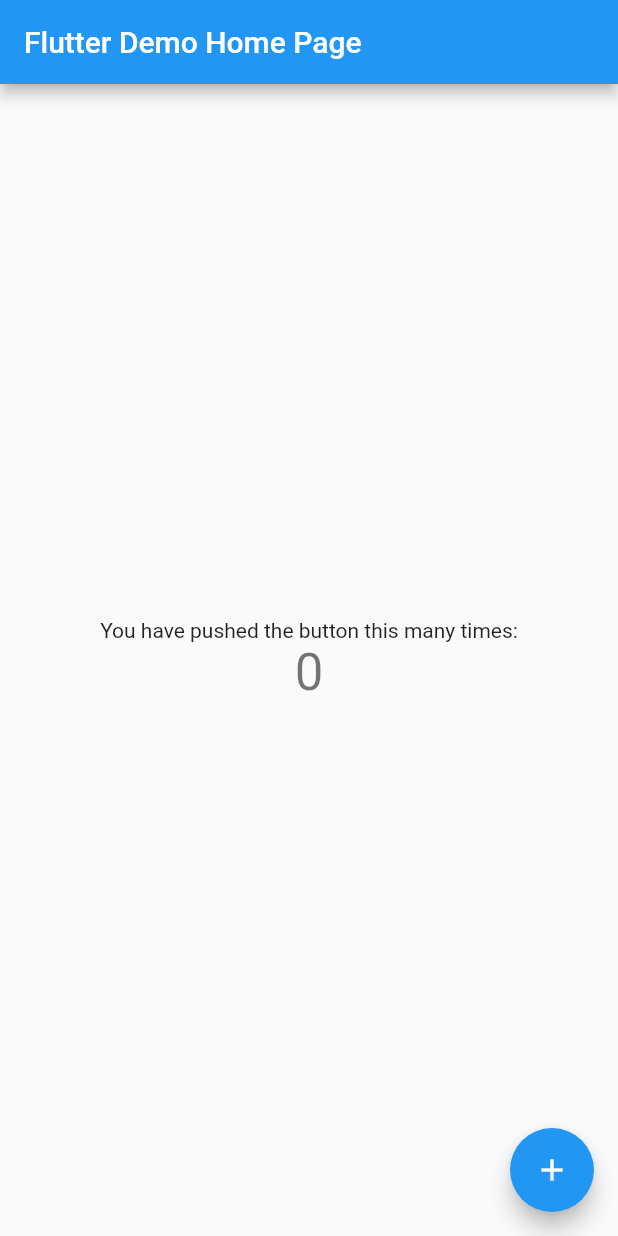
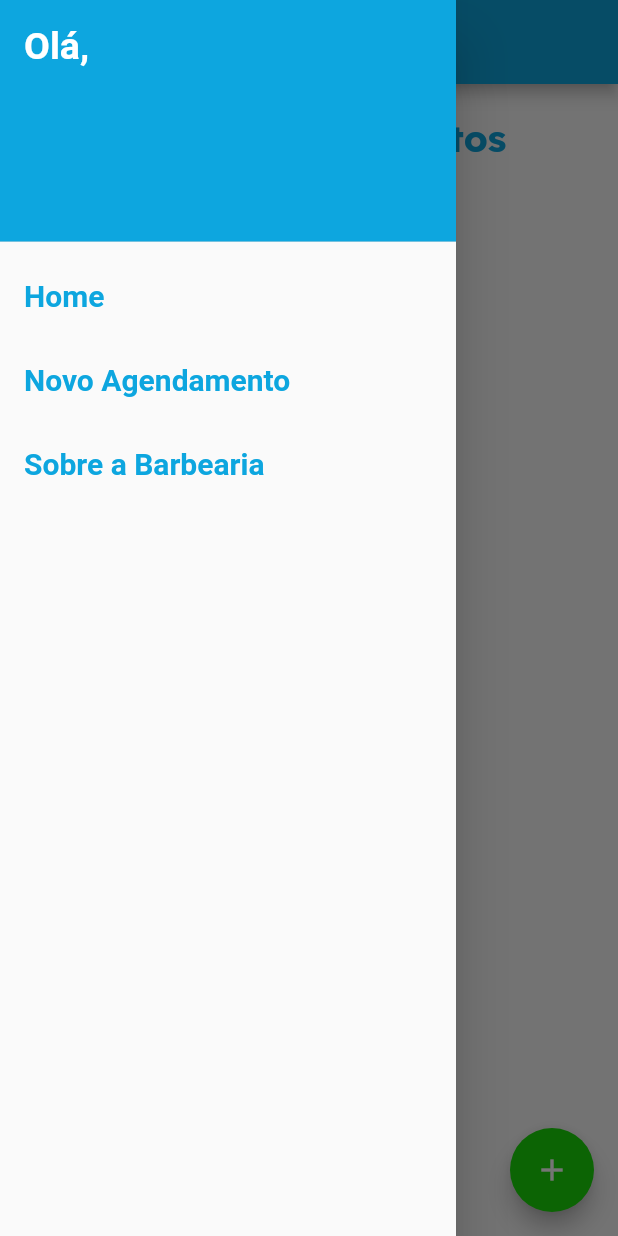
Before and after one commit to joaoMouravitor/eBarber, a Flutter app: the screen it shows after launch, with the side drawer open (before the commit the screen has no drawer), on a phone screen of 412 x 824 dp. Run offline on Flutter 3.47's test engine with Material 2 defaults, Android fonts, the phone set to English and light mode, and no system bars; our stand-ins replace google_fonts.

Commit message:
Agendamento Teste

```diff
--- /dev/null
+++ b/lib/home.dart
@@ -0,0 +1,175 @@
+import 'package:ebarber/models/task.dart';
+import 'package:flutter/material.dart';
+import 'package:google_fonts/google_fonts.dart';
+
+class Home extends StatefulWidget {
+  @override
+  State<StatefulWidget> createState() {
+    return HomeState();
+  }
+}
+
+class HomeState extends State<Home> {
+  static final titleController = TextEditingController();
+  static final descriptionController = TextEditingController();
+
+  final list = [];
+
+  void remove(index) {
+    setState(() {
+      list.removeAt(index);
+    });
+  }
+
+  save() {
+    Task task = Task(titleController.text, descriptionController.text);
+    setState(() {
+      list.add(task);
+    });
+
+    titleController.clear();
+    descriptionController.clear();
+
+    Navigator.of(context).pop();
+  }
+
+  add() {
+    return showDialog(
+        context: context,
+        builder: (_) {
+          return AlertDialog(
+            title: Text('Adicionar nova Tarefa'),
+            content: SizedBox(
+              height: 200,
+              width: 200,
+              child: Column(children: [
+                TextField(
+                  controller: titleController,
+                  decoration: InputDecoration(labelText: 'Título'),
+                ),
+                TextField(
+                  controller: descriptionController,
+                  decoration: InputDecoration(labelText: 'Descrição'),
+                )
+              ]),
+            ),
+            actions: [
+              Center(
+                child: RaisedButton(
+                  onPressed: () {
+                    save();
+                  },
+                  child: Text('Salvar'),
+                  color: Color(0xFFFE6847),
+                ),
+              ),
+            ],
+          );
+        });
+  }
+
+  @override
+  Widget build(BuildContext context) {
+    return Scaffold(
+      appBar: AppBar(
+        title: Text(
+          'Home',
+          style: TextStyle(fontWeight: FontWeight.bold, fontSize: 22),
+        ),
+        backgroundColor: Color(0xFF0DA6DF),
+      ),
+      drawer: Drawer(
+        child: ListView(
+          padding: EdgeInsets.zero,
+          children: const <Widget>[
+            DrawerHeader(
+              decoration: BoxDecoration(color: Color(0xFF0DA6DF)),
+              child: Text(
+                'Olá, ',
+                style: TextStyle(
+                    color: Colors.white,
+                    fontSize: 25,
+                    fontWeight: FontWeight.bold),
+              ),
+            ),
+            ListTile(
+              title: Text(
+                'Home',
+                style: TextStyle(
+                    color: Color(0xFF0DA6DF),
+                    fontSize: 20,
+                    fontWeight: FontWeight.bold),
+              ),
+            ),
+            ListTile(
+              title: Text(
+                'Novo Agendamento',
+                style: TextStyle(
+                    color: Color(0xFF0DA6DF),
+                    fontSize: 20,
+                    fontWeight: FontWeight.bold),
+              ),
+            ),
+            ListTile(
+              title: Text(
+                'Sobre a Barbearia',
+                style: TextStyle(
+                    color: Color(0xFF0DA6DF),
+                    fontSize: 20,
+                    fontWeight: FontWeight.bold),
+              ),
+            ),
+          ],
+        ),
+      ),
+      body: Column(
+        children: [
+          Container(
+            padding: EdgeInsets.all(20),
+            child: Text("Meus Agendamentos",
+                style: GoogleFonts.lexend(
+                  textStyle: const TextStyle(
+                      fontWeight: FontWeight.bold,
+                      fontSize: 25,
+                      color: Color(0xFF0DA6DF)),
+                )),
+          ),
+          Expanded(
+            child: ListView.separated(
+                padding: const EdgeInsets.all(15),
+                itemBuilder: (BuildContext context, int index) {
+                  return Container(
+                    height: 80,
+                    //decoration: BoxDecoration(
+                    //    color: Color(0xFFBCBFC1),
+                    //    borderRadius: BorderRadius.circular(15)),
+                    child: ListTile(
+                      title: Text(list[index].title),
+                      subtitle: Text(list[index].description),
+                      trailing: IconButton(
+                          onPressed: () {
+                            remove(index);
+                          },
+                          icon: Icon(Icons.delete)),
+                      iconColor: Color(0xFFFE6847),
+                    ),
+                  );
+                },
+                separatorBuilder: (BuildContext context, int index) {
+                  return Divider();
+                },
+                itemCount: list.length),
+          ),
+        ],
+      ),
+      floatingActionButton: FloatingActionButton(
+        onPressed: () => add(),
+        tooltip: 'Menu',
+        child: const Icon(
+          Icons.add,
+        ),
+        backgroundColor: Color(0xFF1AD909),
+      ),
+    );
+  }
+}
--- a/lib/main.dart
+++ b/lib/main.dart
@@ -1,115 +1,17 @@
 import 'package:flutter/material.dart';
 
+import 'home.dart';
+
 void main() {
-  runApp(const MyApp());
+  runApp(Main());
 }
 
-class MyApp extends StatelessWidget {
-  const MyApp({Key? key}) : super(key: key);
-
-  // This widget is the root of your application.
+class Main extends StatelessWidget {
   @override
   Widget build(BuildContext context) {
     return MaterialApp(
-      title: 'Flutter Demo',
-      theme: ThemeData(
-        // This is the theme of your application.
-        //
-        // Try running your application with "flutter run". You'll see the
-        // application has a blue toolbar. Then, without quitting the app, try
-        // changing the primarySwatch below to Colors.green and then invoke
-        // "hot reload" (press "r" in the console where you ran "flutter run",
-        // or simply save your changes to "hot reload" in a Flutter IDE).
-        // Notice that the counter didn't reset back to zero; the application
-        // is not restarted.
-        primarySwatch: Colors.blue,
-      ),
-      home: const MyHomePage(title: 'Flutter Demo Home Page'),
+      title: 'Lista de Tarefas',
+      home: Home(),
     );
   }
 }
-
-class MyHomePage extends StatefulWidget {
-  const MyHomePage({Key? key, required this.title}) : super(key: key);
-
-  // This widget is the home page of your application. It is stateful, meaning
-  // that it has a State object (defined below) that contains fields that affect
-  // how it looks.
-
-  // This class is the configuration for the state. It holds the values (in this
-  // case the title) provided by the parent (in this case the App widget) and
-  // used by the build method of the State. Fields in a Widget subclass are
-  // always marked "final".
-
-  final String title;
-
-  @override
-  State<MyHomePage> createState() => _MyHomePageState();
-}
-
-class _MyHomePageState extends State<MyHomePage> {
-  int _counter = 0;
-
-  void _incrementCounter() {
-    setState(() {
-      // This call to setState tells the Flutter framework that something has
-      // changed in this State, which causes it to rerun the build method below
-      // so that the display can reflect the updated values. If we changed
-      // _counter without calling setState(), then the build method would not be
-      // called again, and so nothing would appear to happen.
-      _counter++;
-    });
-  }
-
-  @override
-  Widget build(BuildContext context) {
-    // This method is rerun every time setState is called, for instance as done
-    // by the _incrementCounter method above.
-    //
-    // The Flutter framework has been optimized to make rerunning build methods
-    // fast, so that you can just rebuild anything that needs updating rather
-    // than having to individually change instances of widgets.
-    return Scaffold(
-      appBar: AppBar(
-        // Here we take the value from the MyHomePage object that was created by
-        // the App.build method, and use it to set our appbar title.
-        title: Text(widget.title),
-      ),
-      body: Center(
-        // Center is a layout widget. It takes a single child and positions it
-        // in the middle of the parent.
-        child: Column(
-          // Column is also a layout widget. It takes a list of children and
-          // arranges them vertically. By default, it sizes itself to fit its
-          // children horizontally, and tries to be as tall as its parent.
-          //
-          // Invoke "debug painting" (press "p" in the console, choose the
-          // "Toggle Debug Paint" action from the Flutter Inspector in Android
-          // Studio, or the "Toggle Debug Paint" command in Visual Studio Code)
-          // to see the wireframe for each widget.
-          //
-          // Column has various properties to control how it sizes itself and
-          // how it positions its children. Here we use mainAxisAlignment to
-          // center the children vertically; the main axis here is the vertical
-          // axis because Columns are vertical (the cross axis would be
-          // horizontal).
-          mainAxisAlignment: MainAxisAlignment.center,
-          children: <Widget>[
-            const Text(
-              'You have pushed the button this many times:',
-            ),
-            Text(
-              '$_counter',
-              style: Theme.of(context).textTheme.headline4,
-            ),
-          ],
-        ),
-      ),
-      floatingActionButton: FloatingActionButton(
-        onPressed: _incrementCounter,
-        tooltip: 'Increment',
-        child: const Icon(Icons.add),
-      ), // This trailing comma makes auto-formatting nicer for build methods.
-    );
-  }
-}
--- /dev/null
+++ b/lib/models/task.dart
@@ -0,0 +1,6 @@
+class Task {
+  String title;
+  String description;
+
+  Task(this.title, this.description);
+}
--- a/pubspec.yaml
+++ b/pubspec.yaml
@@ -34,6 +34,7 @@
   # The following adds the Cupertino Icons font to your application.
   # Use with the CupertinoIcons class for iOS style icons.
   cupertino_icons: ^1.0.2
+  google_fonts: ^3.0.1
 
 dev_dependencies:
   flutter_test:
```
Also changed, not shown: pubspec.lock, 11 other files.
